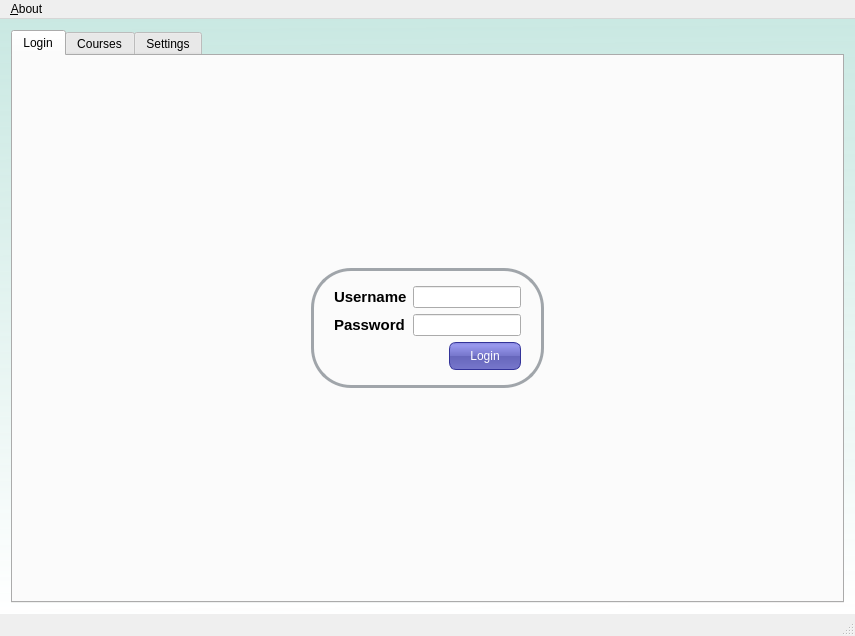
Old version of the form main/mainscreen.ui in the repository liranbg/JCEaverageCalculator.
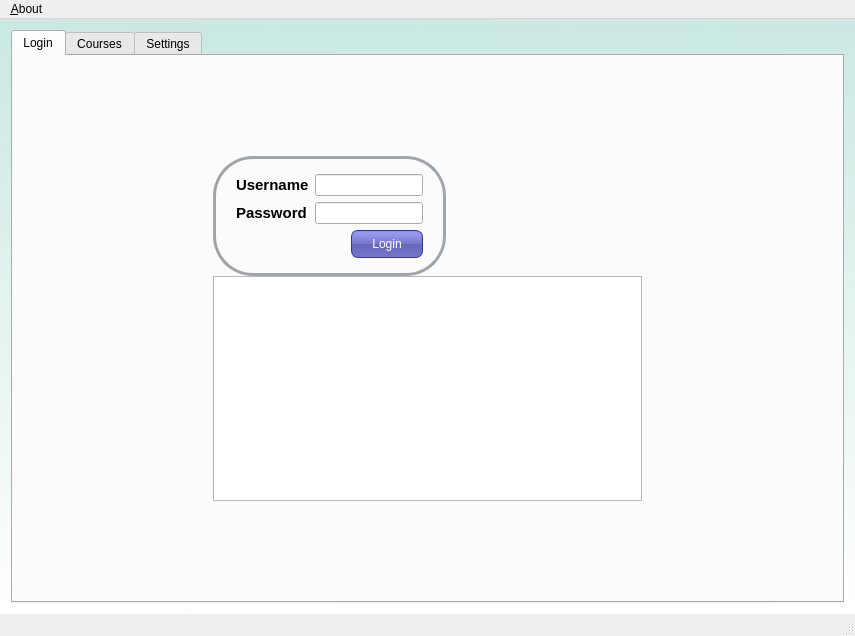
New version of the form. Icons and pictures are not drawn.

```diff
--- a/main/mainscreen.ui
+++ b/main/mainscreen.ui
@@ -299,6 +299,9 @@
           </layout>
          </widget>
         </item>
+        <item row="1" column="0">
+         <widget class="QTextEdit" name="textEdit"/>
+        </item>
        </layout>
       </widget>
       <widget class="QWidget" name="CoursesTab">
```
